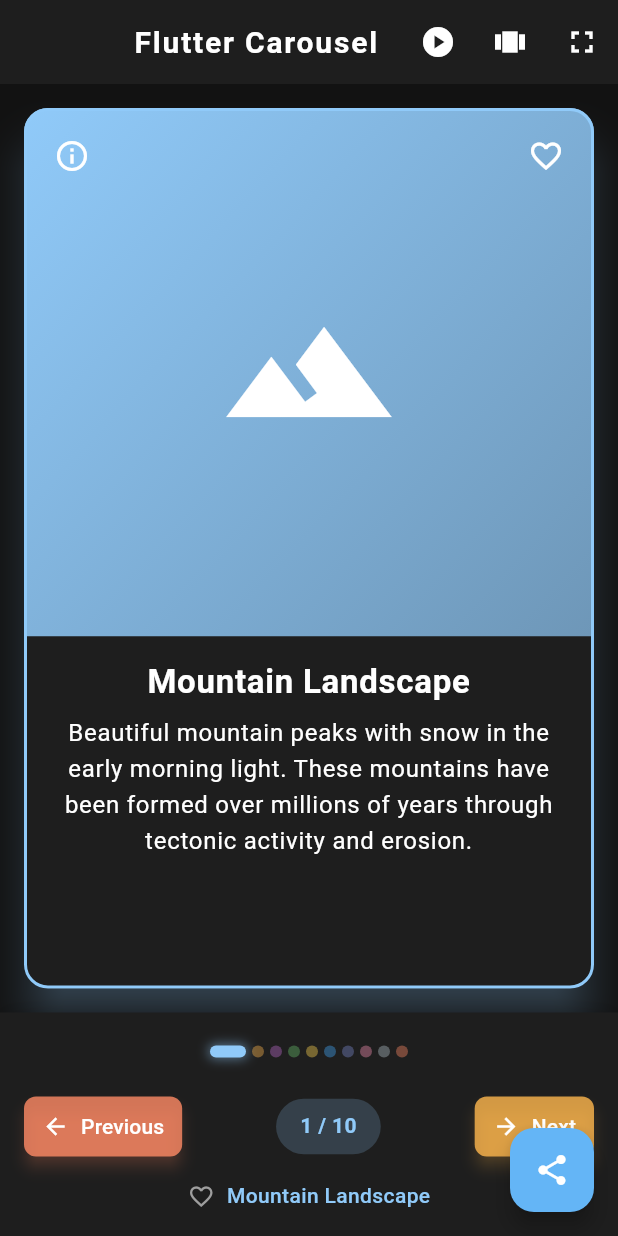
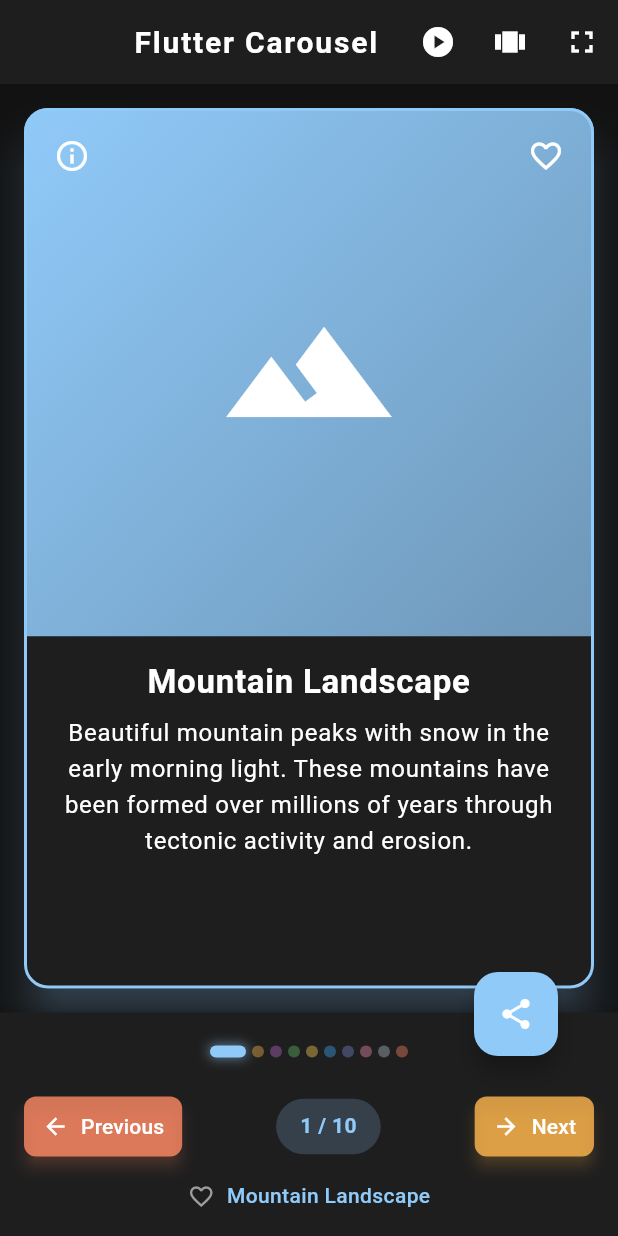
Before and after one commit to FIREFLY12321/class_homework1, a Flutter app: the screen it shows after launch, on a phone screen of 412 x 824 dp. Run offline on Flutter 3.47's test engine with Material 3 defaults, Android fonts, the phone set to English and light mode, and no system bars; our stand-ins replace share_plus.

Commit message:
DFAB complete

```diff
--- a/lib/carousel_screen.dart
+++ b/lib/carousel_screen.dart
@@ -5,6 +5,7 @@ import 'package:prject1/share_service.dart';
 
 import 'carousel_card.dart';
 import 'carousel_item.dart';
+import 'draggable_floating_action_button.dart';
 
 
 class CarouselScreen extends StatefulWidget {
@@ -310,9 +311,11 @@ class _CarouselScreenState extends State<CarouselScreen> with SingleTickerProvid
       ],
     );
 
-    return Scaffold(
+    return  Scaffold(
       appBar: appBar,
-      body: SafeArea(
+      body: Stack(
+        children:[
+          SafeArea(
             child: Column(
               children: [
                 Expanded(
@@ -335,8 +338,10 @@ class _CarouselScreenState extends State<CarouselScreen> with SingleTickerProvid
               ],
             ),
           ),
+        ]
+      ),
       // Add floating action button for sharing
-      floatingActionButton: FloatingActionButton(
+      floatingActionButton: DraggableFloatingActionButton(
         onPressed: () {
           if (_immersiveMode) {
             // Exit immersive mode if active
@@ -350,6 +355,13 @@ class _CarouselScreenState extends State<CarouselScreen> with SingleTickerProvid
           }
         },
         tooltip: _immersiveMode ? 'Exit Fullscreen' : 'Share this image',
+        initialOffset: Offset(
+          MediaQuery.of(context).size.width - 80, // 靠右邊位置
+          MediaQuery.of(context).size.height - 160, // 靠底部但留出一些邊距
+        ),
+        appContext: context, // 傳入當前的 BuildContext
+        appBar: appBar, // 傳入當前的 AppBar
+        backgroundColor: _carouselItems[_currentPage].color, // 按鈕顏色配合當前項目
         child: Icon(_immersiveMode ? Icons.fullscreen_exit : Icons.share),
       ),
     );
--- /dev/null
+++ b/lib/draggable_floating_action_button.dart
@@ -0,0 +1,80 @@
+import 'package:flutter/material.dart';
+
+class DraggableFloatingActionButton extends StatefulWidget {
+  final Widget child;
+  final Offset initialOffset;
+  final VoidCallback onPressed;
+  final String? tooltip;
+  final Color? backgroundColor;
+  final BuildContext appContext;
+  final PreferredSizeWidget? appBar;
+
+  const DraggableFloatingActionButton({
+    Key? key,
+    required this.child,
+    required this.initialOffset,
+    required this.onPressed,
+    required this.appContext,
+    this.appBar,
+    this.tooltip,
+    this.backgroundColor,
+  }) : super(key: key);
+
+  @override
+  State<DraggableFloatingActionButton> createState() => _DraggableFloatingActionButtonState();
+}
+
+class _DraggableFloatingActionButtonState extends State<DraggableFloatingActionButton> {
+  late Offset position;
+  final double buttonSize = 56.0;
+
+  @override
+  void initState() {
+    super.initState();
+    position = widget.initialOffset;
+  }
+
+  @override
+  Widget build(BuildContext context) {
+    // Calculate valid screen boundaries
+    final screenSize = MediaQuery.of(context).size;
+    final appBarHeight = widget.appBar?.preferredSize.height ?? 0.0;
+    final statusBarHeight = MediaQuery.of(context).padding.top;
+    final bottomPadding = MediaQuery.of(context).padding.bottom;
+
+    // Ensure the position is within screen bounds
+    double maxX = screenSize.width - buttonSize;
+    double maxY = screenSize.height - buttonSize - bottomPadding;
+    double minY = statusBarHeight + appBarHeight;
+
+    position = Offset(
+      position.dx.clamp(0.0, maxX),
+      position.dy.clamp(minY, maxY),
+    );
+
+    return Stack(
+      children: [
+        Positioned(
+          left: position.dx,
+          top: position.dy,
+          child: GestureDetector(
+            onPanUpdate: (details) {
+              setState(() {
+                position = Offset(
+                  (position.dx + details.delta.dx).clamp(0.0, maxX),
+                  (position.dy + details.delta.dy).clamp(minY, maxY),
+                );
+              });
+            },
+            child: FloatingActionButton(
+              onPressed: widget.onPressed,
+              tooltip: widget.tooltip,
+              backgroundColor: widget.backgroundColor,
+              child: widget.child,
+            ),
+          ),
+        ),
+      ],
+    );
+  }
+}
```
Lines whose indentation alone changed are shown as unchanged.
